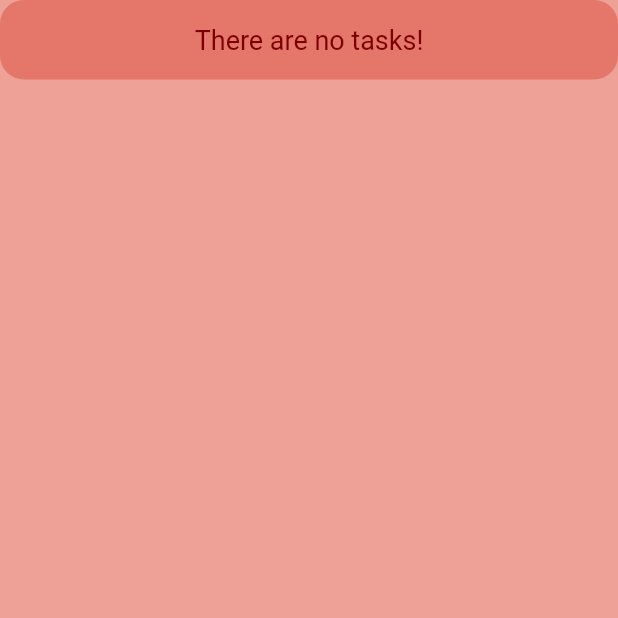
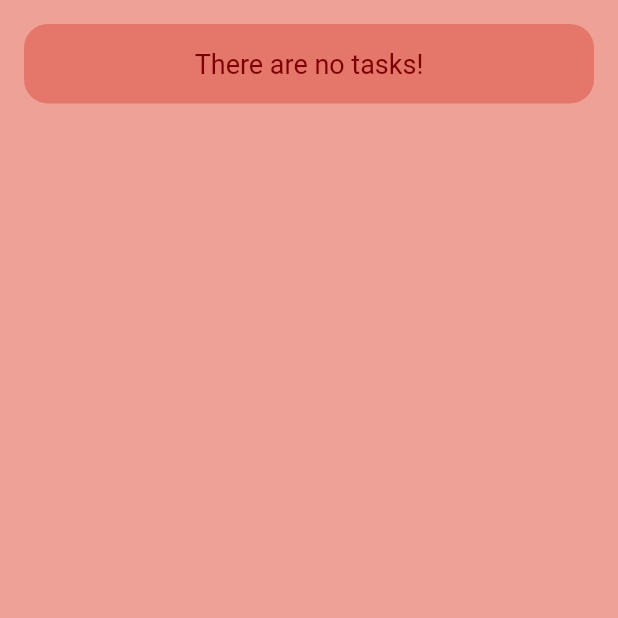
Before and after one commit to ahnaftahmid39/pomodoro, a Flutter app: the ViewTasksScreen screen opened by its route, on a phone screen of 412 x 824 dp, the top half of it. Run offline on Flutter 3.47's test engine with Material 2 defaults, Android fonts, the phone set to English and light mode, and no system bars; our stand-ins replace google_fonts, just_audio, sqflite; missing offline and left inert: audio_session, just_audio_web; accounts and stored records are empty.

Commit message:
fixed small padding problem

```diff
--- a/lib/screens/view_tasks_screen.dart
+++ b/lib/screens/view_tasks_screen.dart
@@ -34,11 +34,13 @@ class _ViewTasksScreenState extends State<ViewTasksScreen> {
             if (snapshot.hasData) {
               if (snapshot.data!.isEmpty) {
                 children = [
-                  Container(
+                  Padding(
+                    padding: const EdgeInsets.all(16.0),
+                    child: Container(
                       padding: const EdgeInsets.all(16.0),
                       decoration: BoxDecoration(
-                      color:
-                          Provider.of<SettingsProvider>(context).theme == 'dark'
+                        color: Provider.of<SettingsProvider>(context).theme ==
+                                'dark'
                             ? kBgClr2Dark
                             : kBgClr2,
                         borderRadius: BorderRadius.circular(16.0),
@@ -48,10 +50,12 @@ class _ViewTasksScreenState extends State<ViewTasksScreen> {
                         textAlign: TextAlign.center,
                         style: TextStyle(
                             fontSize: 18,
-                          color: Provider.of<SettingsProvider>(context).theme ==
+                            color:
+                                Provider.of<SettingsProvider>(context).theme ==
                                         'dark'
                                     ? kTextClr2Dark
                                     : kTextClr),
+                      ),
                     ),
                   )
                 ];
```
Lines whose indentation alone changed are shown as unchanged.
